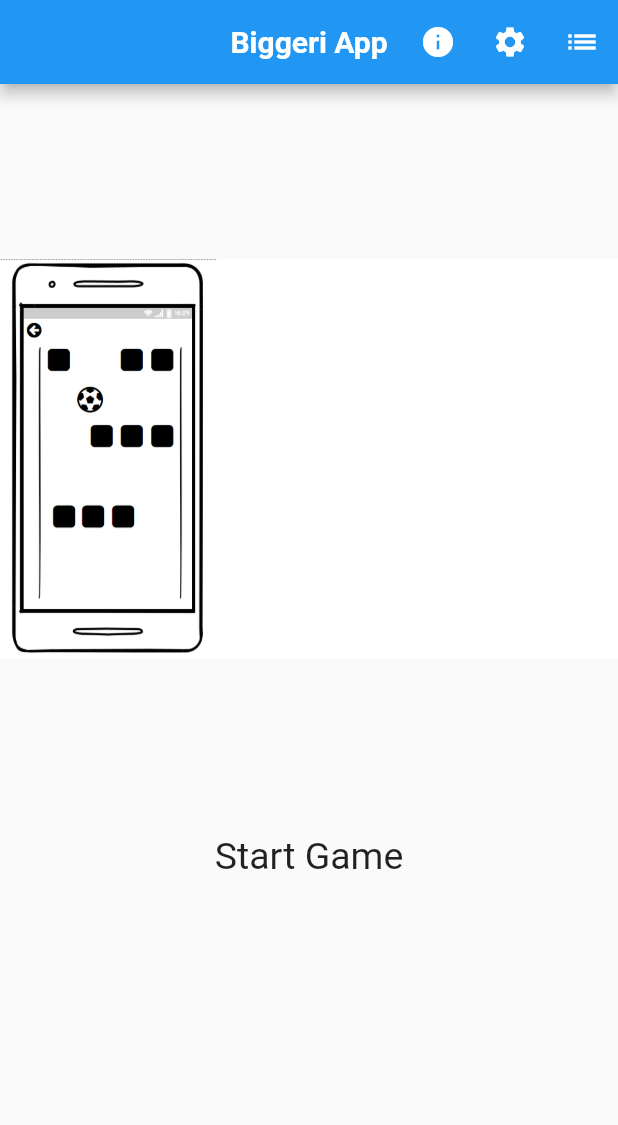
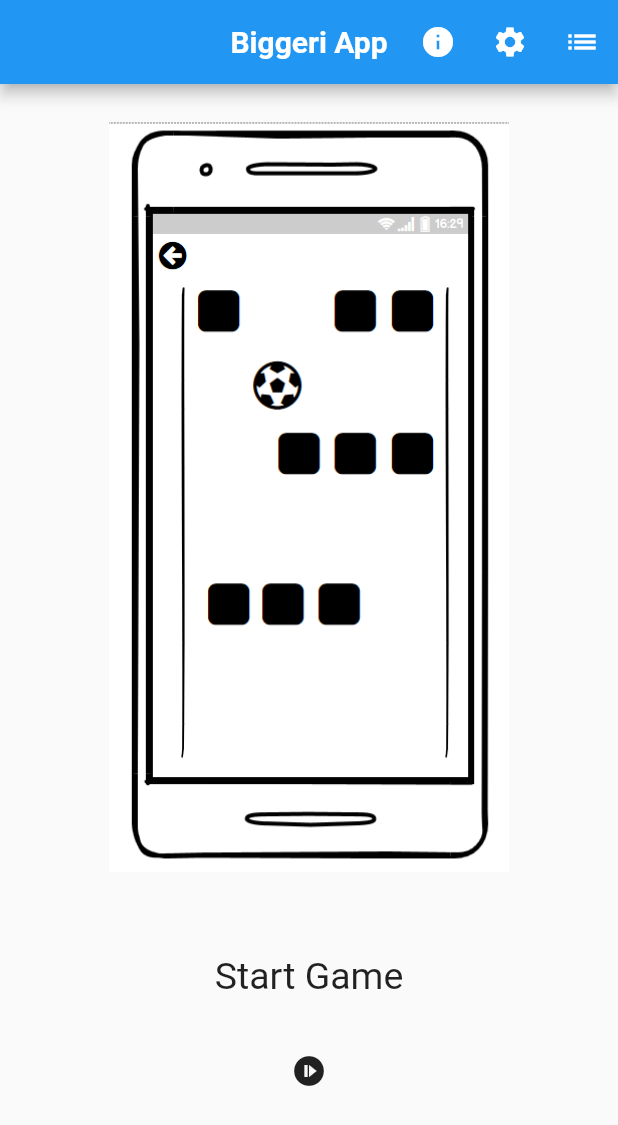
Before and after one commit to arbias12/ball2, a Flutter app: the screen it shows after launch, on a phone screen of 412 x 824 dp. Shown: the top 1125 px of the screen. Run offline on Flutter 3.47's test engine with Material 2 defaults, Android fonts, the phone set to English and light mode, and no system bars; our stand-ins replace sensors_plus; missing offline and left inert: shake.

Commit message:
nächste commit

```diff
--- a/lib/pages/game.dart
+++ b/lib/pages/game.dart
@@ -1,6 +1,7 @@
 
 import 'package:ball2/pages/info.dart';
 import 'package:ball2/pages/list.dart';
+import 'package:ball2/pages/spiel.dart';
 import 'package:shake/shake.dart';
 import 'package:flutter/material.dart';
 import 'package:provider/provider.dart';
@@ -69,7 +70,20 @@ class _GamePageState extends State<GamePage>{
           ],
         ),
         body: Center(
-        child: Column(children: [Image.asset('images/titelbild.png', height: 500,), Text("Start Game", style: TextStyle(fontSize: 25), textAlign: TextAlign.center)],)
+        child: Column(mainAxisAlignment: MainAxisAlignment.start, mainAxisSize: MainAxisSize.max, children: [SizedBox(height: 25,), Image.asset('images/titelbild.png', height: 500,), SizedBox(height: 55,),
+          Text("Start Game", style: TextStyle(fontSize: 25), textAlign: TextAlign.center),
+          SizedBox(height: 25,),
+          IconButton(
+              icon: Icon(Icons.not_started),
+              onPressed: () {
+                Navigator.push(context,
+                    MaterialPageRoute(builder: (context) {
+                      return SpielPage();
+                    })
+                );
+              }
+          )
+        ],)
         )
     );
   }
```
Also changed, not shown: images/titelbild.png.
